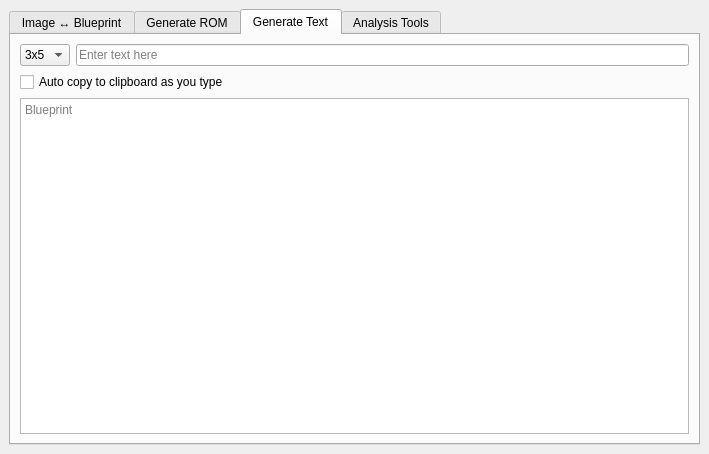
First picture: the form in mainwindow.ui, repository JC3/vcbtool, before the edit.
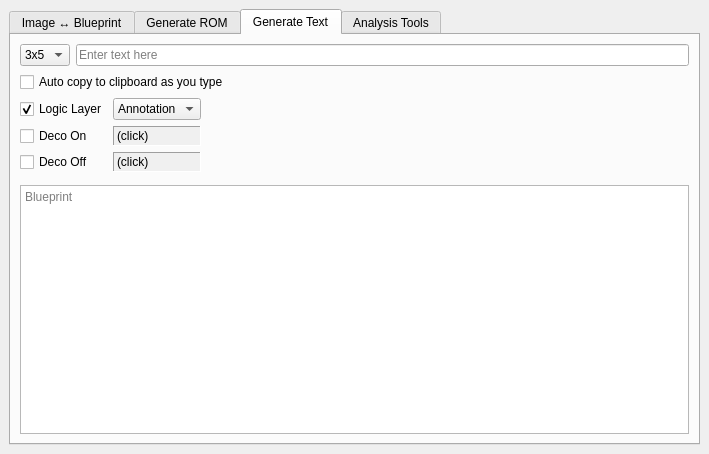
Second picture: the form after the edit. The open tabs and pages were chosen to show the change. Custom widgets are drawn as their Qt base class.

Commit message: layer/ink select for text generator

Diff of the .ui file:
```diff
--- a/mainwindow.ui
+++ b/mainwindow.ui
@@ -358,22 +358,6 @@
         <string>Generate Text</string>
        </attribute>
        <layout class="QGridLayout" name="gridLayout_5">
-        <item row="0" column="0">
-         <widget class="QComboBox" name="cbTextFont">
-          <item>
-           <property name="text">
-            <string>3x5</string>
-           </property>
-          </item>
-         </widget>
-        </item>
-        <item row="2" column="0" colspan="2">
-         <widget class="QPlainTextEdit" name="txtTextBP">
-          <property name="placeholderText">
-           <string>Blueprint</string>
-          </property>
-         </widget>
-        </item>
         <item row="0" column="1">
          <widget class="QLineEdit" name="txtTextContent">
           <property name="placeholderText">
@@ -381,6 +365,13 @@
           </property>
          </widget>
         </item>
+        <item row="3" column="0" colspan="2">
+         <widget class="QPlainTextEdit" name="txtTextBP">
+          <property name="placeholderText">
+           <string>Blueprint</string>
+          </property>
+         </widget>
+        </item>
         <item row="1" column="0" colspan="2">
          <widget class="QCheckBox" name="chkTextAutoCopy">
           <property name="text">
@@ -388,6 +379,182 @@
           </property>
          </widget>
         </item>
+        <item row="0" column="0">
+         <widget class="QComboBox" name="cbTextFont">
+          <item>
+           <property name="text">
+            <string>3x5</string>
+           </property>
+          </item>
+         </widget>
+        </item>
+        <item row="2" column="0" colspan="2">
+         <layout class="QGridLayout" name="gridLayout_6">
+          <property name="rightMargin">
+           <number>7</number>
+          </property>
+          <property name="bottomMargin">
+           <number>7</number>
+          </property>
+          <item row="2" column="1">
+           <widget class="ColorSelector" name="clrTextDecoOff">
+            <property name="palette">
+             <palette>
+              <active>
+               <colorrole role="Window">
+                <brush brushstyle="SolidPattern">
+                 <color alpha="255">
+                  <red>255</red>
+                  <green>255</green>
+                  <blue>255</blue>
+                 </color>
+                </brush>
+               </colorrole>
+              </active>
+              <inactive>
+               <colorrole role="Window">
+                <brush brushstyle="SolidPattern">
+                 <color alpha="255">
+                  <red>240</red>
+                  <green>240</green>
+                  <blue>240</blue>
+                 </color>
+                </brush>
+               </colorrole>
+              </inactive>
+              <disabled>
+               <colorrole role="Window">
+                <brush brushstyle="SolidPattern">
+                 <color alpha="255">
+                  <red>255</red>
+                  <green>255</green>
+                  <blue>255</blue>
+                 </color>
+                </brush>
+               </colorrole>
+              </disabled>
+             </palette>
+            </property>
+            <property name="autoFillBackground">
+             <bool>true</bool>
+            </property>
+            <property name="frameShape">
+             <enum>QFrame::Panel</enum>
+            </property>
+            <property name="frameShadow">
+             <enum>QFrame::Sunken</enum>
+            </property>
+            <property name="text">
+             <string>(click)</string>
+            </property>
+           </widget>
+          </item>
+          <item row="1" column="1">
+           <widget class="ColorSelector" name="clrTextDecoOn">
+            <property name="palette">
+             <palette>
+              <active>
+               <colorrole role="Window">
+                <brush brushstyle="SolidPattern">
+                 <color alpha="255">
+                  <red>255</red>
+                  <green>255</green>
+                  <blue>255</blue>
+                 </color>
+                </brush>
+               </colorrole>
+              </active>
+              <inactive>
+               <colorrole role="Window">
+                <brush brushstyle="SolidPattern">
+                 <color alpha="255">
+                  <red>240</red>
+                  <green>240</green>
+                  <blue>240</blue>
+                 </color>
+                </brush>
+               </colorrole>
+              </inactive>
+              <disabled>
+               <colorrole role="Window">
+                <brush brushstyle="SolidPattern">
+                 <color alpha="255">
+                  <red>255</red>
+                  <green>255</green>
+                  <blue>255</blue>
+                 </color>
+                </brush>
+               </colorrole>
+              </disabled>
+             </palette>
+            </property>
+            <property name="autoFillBackground">
+             <bool>true</bool>
+            </property>
+            <property name="frameShape">
+             <enum>QFrame::Panel</enum>
+            </property>
+            <property name="frameShadow">
+             <enum>QFrame::Sunken</enum>
+            </property>
+            <property name="text">
+             <string>(click)</string>
+            </property>
+           </widget>
+          </item>
+          <item row="0" column="1">
+           <widget class="QComboBox" name="cbTextLogicInk">
+            <item>
+             <property name="text">
+              <string>Annotation</string>
+             </property>
+            </item>
+            <item>
+             <property name="text">
+              <string>Filler</string>
+             </property>
+            </item>
+           </widget>
+          </item>
+          <item row="2" column="0">
+           <widget class="QCheckBox" name="chkTextDecoOff">
+            <property name="text">
+             <string>Deco Off</string>
+            </property>
+           </widget>
+          </item>
+          <item row="1" column="0">
+           <widget class="QCheckBox" name="chkTextDecoOn">
+            <property name="text">
+             <string>Deco On</string>
+            </property>
+           </widget>
+          </item>
+          <item row="0" column="0">
+           <widget class="QCheckBox" name="chkTextLogic">
+            <property name="text">
+             <string>Logic Layer</string>
+            </property>
+            <property name="checked">
+             <bool>true</bool>
+            </property>
+           </widget>
+          </item>
+          <item row="0" column="2">
+           <spacer name="horizontalSpacer_2">
+            <property name="orientation">
+             <enum>Qt::Horizontal</enum>
+            </property>
+            <property name="sizeHint" stdset="0">
+             <size>
+              <width>40</width>
+              <height>20</height>
+             </size>
+            </property>
+           </spacer>
+          </item>
+         </layout>
+        </item>
        </layout>
       </widget>
       <widget class="QWidget" name="tabAnalysis">
@@ -611,6 +778,13 @@
    </layout>
   </widget>
  </widget>
+ <customwidgets>
+  <customwidget>
+   <class>ColorSelector</class>
+   <extends>QLabel</extends>
+   <header>colorselector.h</header>
+  </customwidget>
+ </customwidgets>
  <resources/>
  <connections/>
  <buttongroups>
```
Left out of the diff: 2 changed lines with no effect on the pictures. The commit also changes 9 other files.
